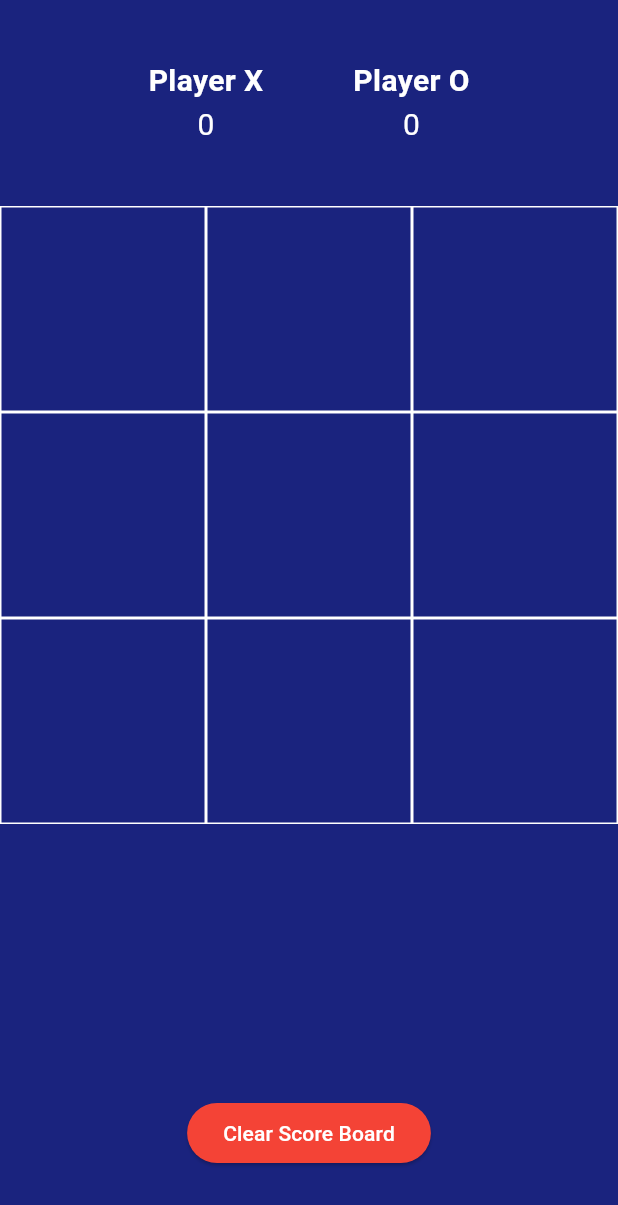
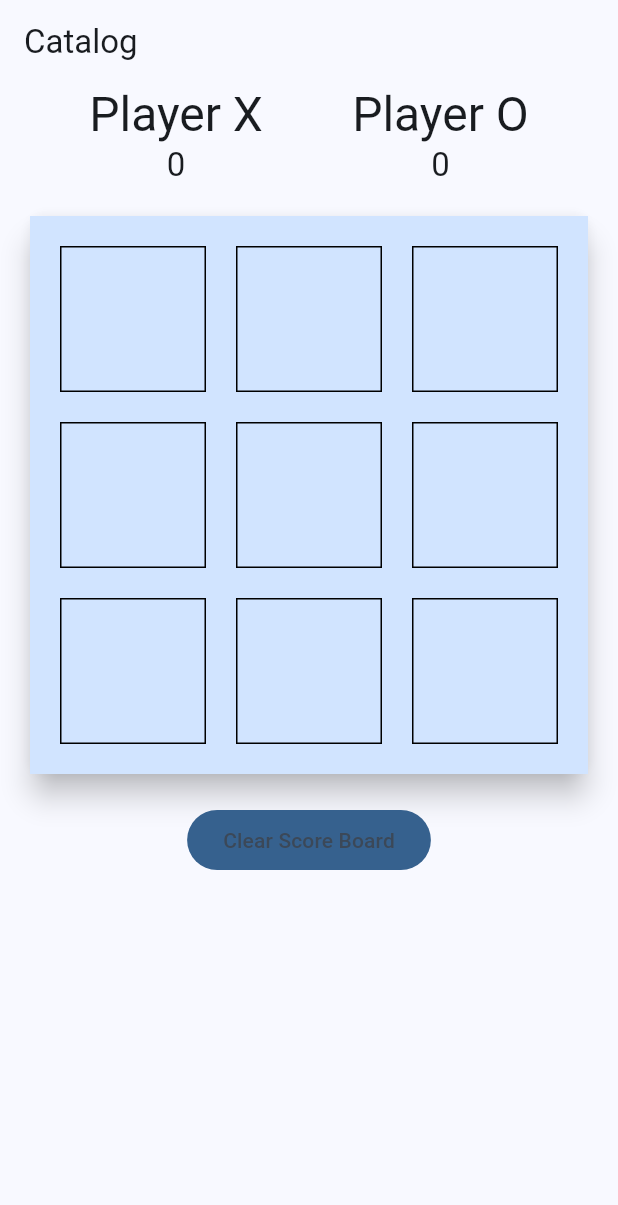
Before and after one commit to Ahmadu-Suleiman/FairGames, a Flutter app: the screen it shows after launch, on a phone screen of 412 x 824 dp. Shown: the top 1205 px of the screen. Run offline on Flutter 3.47's test engine with Material 3 defaults, Android fonts, the phone set to English and light mode, and no system bars.

Commit message:
improve ui

```diff
--- a/lib/tic_tac_toe.dart
+++ b/lib/tic_tac_toe.dart
@@ -18,75 +18,57 @@ class _TicTacToeState extends State<TicTacToe> {
   @override
   Widget build(BuildContext context) {
     return Scaffold(
-        backgroundColor: Colors.indigo[900],
+        appBar: AppBar(title: const Text('Catalog')),
         body: Column(children: <Widget>[
-          Expanded(
-              child: Row(
+          Row(
+              mainAxisAlignment: MainAxisAlignment.spaceEvenly,
+              children: <Widget>[
+                Column(
                     mainAxisAlignment: MainAxisAlignment.center,
                     children: <Widget>[
-                Padding(
-                    padding: const EdgeInsets.all(30.0),
-                    child: Column(
+                      Text('Player X',
+                          style: Theme.of(context).textTheme.headlineLarge),
+                      Text(xScore.toString(),
+                          style: Theme.of(context).textTheme.titleLarge)
+                    ]),
+                Column(
                     mainAxisAlignment: MainAxisAlignment.center,
                     children: <Widget>[
-                          const Text('Player X',
-                              style: TextStyle(
-                                  fontSize: 20,
-                                  fontWeight: FontWeight.bold,
-                                  color: Colors.white)),
-                          Text(xScore.toString(),
-                              style: const TextStyle(
-                                  fontSize: 20, color: Colors.white))
-                        ])),
-                Padding(
-                    padding: const EdgeInsets.all(30.0),
-                    child: Column(
-                        mainAxisAlignment: MainAxisAlignment.center,
-                        children: <Widget>[
-                          const Text('Player O',
-                              style: TextStyle(
-                                  fontSize: 20,
-                                  fontWeight: FontWeight.bold,
-                                  color: Colors.white)),
+                      Text('Player O',
+                          style: Theme.of(context).textTheme.headlineLarge),
                       Text(oScore.toString(),
-                              style: const TextStyle(
-                                  fontSize: 20, color: Colors.white))
-                        ]))
-              ])),
-          Expanded(
-              flex: 4,
-              child: GridView.builder(
-                  itemCount: 9,
-                  gridDelegate: const SliverGridDelegateWithFixedCrossAxisCount(
-                      crossAxisCount: 3),
-                  itemBuilder: (BuildContext context, int index) {
-                    return GestureDetector(
-                        onTap: () {
-                          _tapped(index);
-                        },
+                          style: Theme.of(context).textTheme.titleLarge)
+                    ])
+              ]),
+          Card(
+            elevation: 8,
+            margin: const EdgeInsets.all(20),
+            child: Container(
+                padding: const EdgeInsets.all(20),
+                color: Theme.of(context).colorScheme.primaryContainer,
+                child: GridView.count(
+                    shrinkWrap: true,
+                    crossAxisCount: 3,
+                    crossAxisSpacing: 20,
+                    mainAxisSpacing: 20,
+                    children: List.generate(
+                        9,
+                        (index) => GestureDetector(
+                            onTap: () => _tapped(index),
                             child: Container(
                                 decoration: BoxDecoration(
-                                border: Border.all(color: Colors.white)),
+                                    border: Border.all(color: Colors.black)),
                                 child: Center(
                                     child: Text(displayElement[index],
-                                    style: const TextStyle(
-                                        color: Colors.white, fontSize: 35)))));
-                  })),
-          Expanded(
-              child: Container(
-                  child: Row(
-                      mainAxisAlignment: MainAxisAlignment.center,
-                      children: <Widget>[
-                ElevatedButton(
+                                        style: Theme.of(context)
+                                            .textTheme
+                                            .displaySmall))))))),
+          ),
+          FilledButton.tonal(
               style: ElevatedButton.styleFrom(
-                      foregroundColor: Colors.white,
-                      backgroundColor: Colors.red, // foreground
-                    ),
-                    onPressed: () {
-                      _clearScoreBoard();
-                    },
+                  backgroundColor: Theme.of(context).colorScheme.primary),
+              onPressed: _clearScoreBoard,
               child: const Text("Clear Score Board"))
-              ])))
         ]));
   }
 
@@ -160,13 +142,9 @@ class _TicTacToeState extends State<TicTacToe> {
         barrierDismissible: false,
         context: context,
         builder: (BuildContext context) {
-          return AlertDialog(
-              title: Text("\" $winner \" is Winner!!!"),
-              actions: [
+          return AlertDialog(title: Text("$winner is Winner!!!"), actions: [
             TextButton(
-                    style: TextButton.styleFrom(
-                      foregroundColor: Colors.red, // foreground
-                    ),
+                style: TextButton.styleFrom(foregroundColor: Colors.red),
                 child: const Text("Play Again"),
                 onPressed: () {
                   _clearBoard();
@@ -189,9 +167,7 @@ class _TicTacToeState extends State<TicTacToe> {
         builder: (BuildContext context) {
           return AlertDialog(title: const Text("Draw"), actions: [
             TextButton(
-                style: TextButton.styleFrom(
-                  foregroundColor: Colors.red, // foreground
-                ),
+                style: TextButton.styleFrom(foregroundColor: Colors.red),
                 onPressed: () {
                   _clearBoard();
                   Navigator.of(context).pop();
@@ -207,7 +183,6 @@ class _TicTacToeState extends State<TicTacToe> {
         displayElement[i] = '';
       }
     });
-
     filledBoxes = 0;
   }
 
```
Lines whose indentation alone changed are shown as unchanged.
